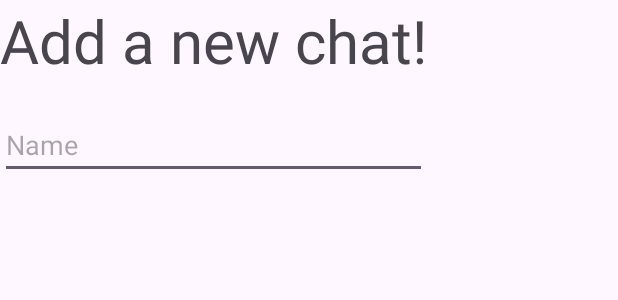
After one commit to doximanman/Chatapp-Android-3, an Android app: the layout add_chat_layout.xml on its own in the app's theme, with its tools: preview values and no code run, on a phone screen of 412 x 824 dp. The commit adds this screen. Shown: the top 300 px of the screen. Run offline under Robolectric (Android 15) with nearby library versions, the phone set to English and light mode, and no system bars.

Commit message:
add new chats

```diff
--- a/app/build.gradle
+++ b/app/build.gradle
@@ -33,6 +33,9 @@ android {
 
 dependencies {
 
+    implementation 'androidx.annotation:annotation:1.3.0'
+    implementation 'androidx.lifecycle:lifecycle-livedata-ktx:2.6.1'
+    implementation 'androidx.lifecycle:lifecycle-viewmodel-ktx:2.6.1'
     constraints {
         implementation("org.jetbrains.kotlin:kotlin-stdlib-jdk7:1.8.0") {
             because("kotlin-stdlib-jdk7 is now a part of kotlin-stdlib")
--- a/app/src/main/AndroidManifest.xml
+++ b/app/src/main/AndroidManifest.xml
@@ -12,6 +12,9 @@
         android:supportsRtl="true"
         android:theme="@style/Theme.Chatapp"
         tools:targetApi="31">
+        <activity
+            android:name=".Chat.ChatBody"
+            android:exported="false" />
         <activity
             android:name=".Register.Register"
             android:exported="false" />
--- /dev/null
+++ b/app/src/main/res/layout/add_chat_layout.xml
@@ -0,0 +1,35 @@
+<?xml version="1.0" encoding="utf-8"?>
+
+<LinearLayout xmlns:android="http://schemas.android.com/apk/res/android"
+    xmlns:app="http://schemas.android.com/apk/res-auto"
+    xmlns:tools="http://schemas.android.com/tools"
+    android:layout_width="wrap_content"
+    android:layout_height="wrap_content"
+    android:orientation="vertical"
+    app:layout_constraintEnd_toEndOf="parent"
+    app:layout_constraintStart_toStartOf="parent"
+    app:layout_constraintTop_toTopOf="parent">
+
+    <TextView
+        android:id="@+id/textView"
+        android:layout_width="wrap_content"
+        android:layout_height="wrap_content"
+        android:text="@string/newChatTitle"
+        android:textSize="40sp"
+        app:layout_constraintEnd_toEndOf="parent"
+        app:layout_constraintStart_toStartOf="parent"
+        app:layout_constraintTop_toTopOf="parent" />
+
+    <EditText
+        android:id="@+id/addName"
+        android:layout_width="match_parent"
+        android:layout_height="match_parent"
+        android:layout_marginTop="20dp"
+        android:ems="10"
+        android:hint="@string/namePlaceholder"
+        android:inputType="text"
+        app:layout_constraintEnd_toEndOf="@+id/textView"
+        app:layout_constraintStart_toStartOf="@+id/textView"
+        app:layout_constraintTop_toBottomOf="@+id/textView" />
+
+</LinearLayout>
--- a/app/src/main/res/values/dimens.xml
+++ b/app/src/main/res/values/dimens.xml
@@ -1,3 +1,6 @@
 <resources>
       <dimen name="fab_margin">16dp</dimen>
+    <!-- Default screen margins, per the Android Design guidelines. -->
+    <dimen name="fragment_horizontal_margin">16dp</dimen>
+    <dimen name="fragment_vertical_margin">16dp</dimen>
    </resources>
--- a/app/src/main/res/values/strings.xml
+++ b/app/src/main/res/values/strings.xml
@@ -46,4 +46,8 @@
     <string name="lastMessagePlaceholder">last messageeeeeeeeeeeeeeeeeeeeeeeeeeeeeeeeeeeeeeeeeeeeeeeee</string>
     <string name="lastMessageDatePlaceholder">12/5/2023 11:50.75</string>
     <string name="displayNamePlaceholder">John Wick</string>
+    <string name="newChatTitle">Add a new chat!</string>
+    <string name="namePlaceholder">Name</string>
+    <string name="addNewUser">ADD</string>
+    <string name="closeDialog">CLOSE</string>
 </resources>
```
Also changed, not shown: app/src/main/java/com/example/chatapp/Chat/AddChat.java (added, +55 -0 lines), app/src/main/java/com/example/chatapp/Chat/Chat.java (+40 -4 lines), app/src/main/java/com/example/chatapp/Chat/ChatBody.java (added, +21 -0 lines), app/src/main/java/com/example/chatapp/Chat/ChatListAdapter.java (+25 -16 lines), app/src/main/res/drawable-anydpi/ic_add_icon.xml (added, +16 -0 lines), app/src/main/res/layout/activity_chat.xml (+10 -0 lines), app/src/main/res/layout/activity_chat_body.xml (added, +19 -0 lines), app/src/main/res/drawable-hdpi/ic_add_icon.png (added), app/src/main/res/drawable-mdpi/ic_add_icon.png (added), app/src/main/res/drawable-xhdpi/ic_add_icon.png (added), app/src/main/res/drawable-xxhdpi/ic_add_icon.png (added).
